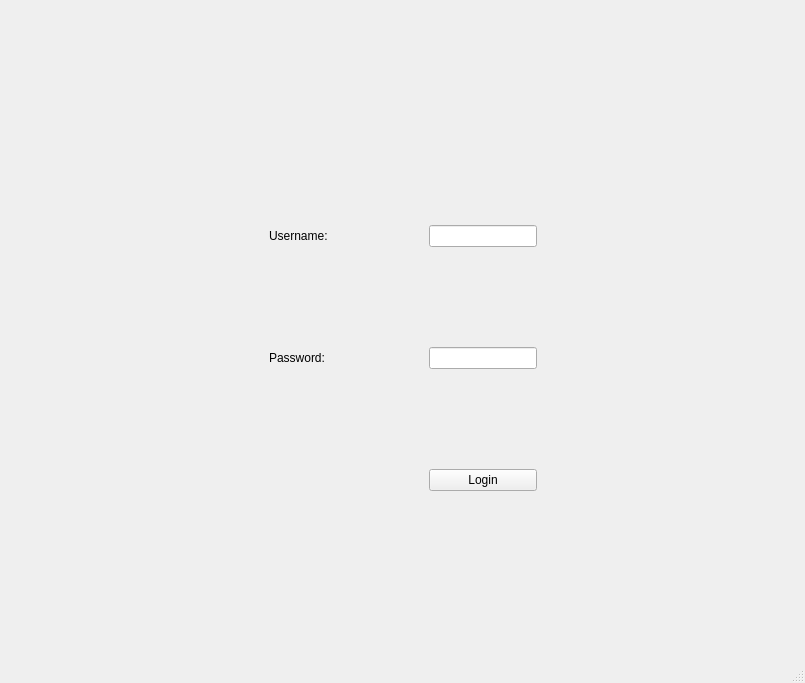
This is PWManager/PWManager.ui in laramirezmancill0207/Game-Password-Manager as Qt 5 draws it before an edit. The edited form follows.
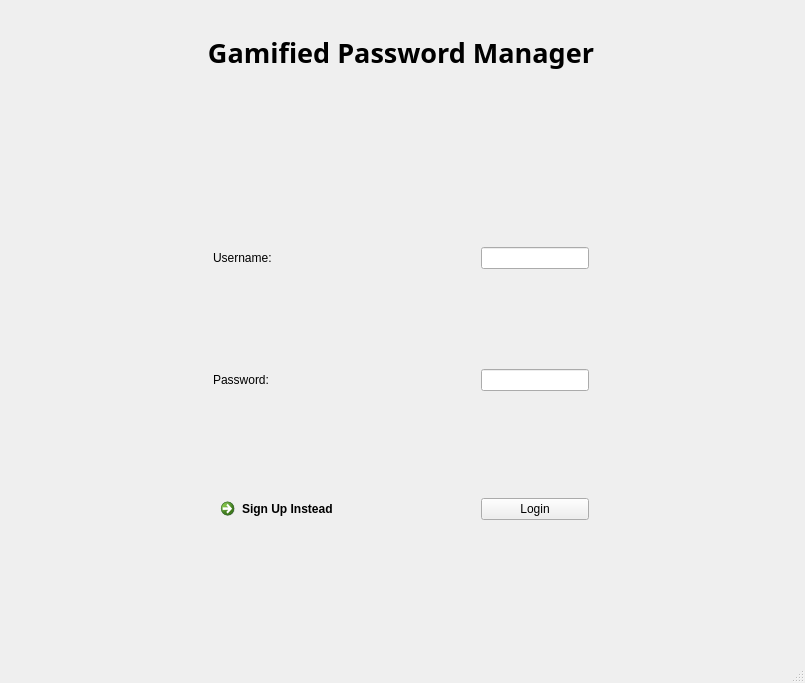
This is the edited form.

Commit message:
added sign up sql and qt design
used qt stacked widget to add sign in page. also added mysql code for sign up

What changed in the file:
```diff
--- a/PWManager/PWManager.ui
+++ b/PWManager/PWManager.ui
@@ -15,7 +15,23 @@
   </property>
   <widget class="QWidget" name="centralWidget">
    <layout class="QGridLayout" name="gridLayout">
-    <item row="0" column="2">
+    <property name="leftMargin">
+     <number>9</number>
+    </property>
+    <item row="2" column="1">
+     <spacer name="verticalSpacer_3">
+      <property name="orientation">
+       <enum>Qt::Vertical</enum>
+      </property>
+      <property name="sizeHint" stdset="0">
+       <size>
+        <width>20</width>
+        <height>40</height>
+       </size>
+      </property>
+     </spacer>
+    </item>
+    <item row="4" column="2">
      <spacer name="horizontalSpacer_2">
       <property name="orientation">
        <enum>Qt::Horizontal</enum>
@@ -28,96 +44,73 @@
       </property>
      </spacer>
     </item>
+    <item row="5" column="1">
+     <spacer name="verticalSpacer_2">
+      <property name="orientation">
+       <enum>Qt::Vertical</enum>
+      </property>
+      <property name="sizeHint" stdset="0">
+       <size>
+        <width>20</width>
+        <height>40</height>
+       </size>
+      </property>
+     </spacer>
+    </item>
     <item row="0" column="1">
-     <layout class="QFormLayout" name="formLayout">
-      <property name="horizontalSpacing">
-       <number>100</number>
+     <spacer name="verticalSpacer">
+      <property name="orientation">
+       <enum>Qt::Vertical</enum>
       </property>
-      <property name="verticalSpacing">
-       <number>100</number>
+      <property name="sizeHint" stdset="0">
+       <size>
+        <width>20</width>
+        <height>40</height>
+       </size>
       </property>
-      <property name="leftMargin">
-       <number>175</number>
+     </spacer>
+    </item>
+    <item row="3" column="1" alignment="Qt::AlignHCenter">
+     <widget class="QLabel" name="loginMessage">
+      <property name="sizePolicy">
+       <sizepolicy hsizetype="Fixed" vsizetype="Preferred">
+        <horstretch>0</horstretch>
+        <verstretch>0</verstretch>
+       </sizepolicy>
       </property>
-      <property name="topMargin">
-       <number>100</number>
+      <property name="minimumSize">
+       <size>
+        <width>200</width>
+        <height>40</height>
+       </size>
       </property>
-      <property name="rightMargin">
-       <number>175</number>
+      <property name="maximumSize">
+       <size>
+        <width>100</width>
+        <height>40</height>
+       </size>
       </property>
-      <property name="bottomMargin">
-       <number>100</number>
+      <property name="baseSize">
+       <size>
+        <width>0</width>
+        <height>0</height>
+       </size>
       </property>
-      <item row="1" column="0">
-       <widget class="QLabel" name="usernameLabel">
-        <property name="text">
-         <string>Username:</string>
-        </property>
-       </widget>
-      </item>
-      <item row="1" column="1">
-       <widget class="QLineEdit" name="username"/>
-      </item>
-      <item row="2" column="0">
-       <widget class="QLabel" name="passwordLabel">
-        <property name="text">
-         <string>Password: </string>
-        </property>
-       </widget>
-      </item>
-      <item row="2" column="1">
-       <widget class="QLineEdit" name="password"/>
-      </item>
-      <item row="3" column="1">
-       <widget class="QPushButton" name="login">
-        <property name="text">
-         <string>Login</string>
-        </property>
-        <property name="iconSize">
-         <size>
-          <width>16</width>
-          <height>16</height>
-         </size>
-        </property>
-       </widget>
-      </item>
-      <item row="0" column="1">
-       <widget class="QLabel" name="loginMessage">
-        <property name="sizePolicy">
-         <sizepolicy hsizetype="Fixed" vsizetype="Preferred">
-          <horstretch>0</horstretch>
-          <verstretch>0</verstretch>
-         </sizepolicy>
-        </property>
-        <property name="maximumSize">
-         <size>
-          <width>16777215</width>
-          <height>40</height>
-         </size>
-        </property>
-        <property name="baseSize">
-         <size>
-          <width>0</width>
-          <height>0</height>
-         </size>
-        </property>
-        <property name="frameShape">
-         <enum>QFrame::NoFrame</enum>
-        </property>
-        <property name="text">
-         <string/>
-        </property>
-        <property name="alignment">
-         <set>Qt::AlignCenter</set>
-        </property>
-        <property name="wordWrap">
-         <bool>true</bool>
-        </property>
-       </widget>
-      </item>
-     </layout>
+      <property name="frameShape">
+       <enum>QFrame::NoFrame</enum>
+      </property>
+      <property name="text">
+       <string/>
+      </property>
+      <property name="alignment">
+       <set>Qt::AlignCenter</set>
+      </property>
+      <property name="wordWrap">
+       <bool>true</bool>
+      </property>
+     </widget>
     </item>
-    <item row="0" column="0">
+    <item row="4" column="0">
      <spacer name="horizontalSpacer">
       <property name="orientation">
        <enum>Qt::Horizontal</enum>
@@ -130,6 +123,191 @@
       </property>
      </spacer>
     </item>
+    <item row="1" column="1">
+     <widget class="QLabel" name="title">
+      <property name="font">
+       <font>
+        <family>Trebuchet MS</family>
+        <pointsize>20</pointsize>
+        <bold>true</bold>
+       </font>
+      </property>
+      <property name="text">
+       <string>Gamified Password Manager</string>
+      </property>
+      <property name="alignment">
+       <set>Qt::AlignCenter</set>
+      </property>
+     </widget>
+    </item>
+    <item row="4" column="1">
+     <widget class="QStackedWidget" name="stackedWidget">
+      <property name="currentIndex">
+       <number>1</number>
+      </property>
+      <widget class="QWidget" name="Page1">
+       <layout class="QGridLayout" name="gridLayout_3">
+        <item row="2" column="1">
+         <widget class="QPushButton" name="signup">
+          <property name="text">
+           <string>Sign Up</string>
+          </property>
+         </widget>
+        </item>
+        <item row="1" column="1">
+         <widget class="QLineEdit" name="spassword">
+          <property name="sizePolicy">
+           <sizepolicy hsizetype="Fixed" vsizetype="Fixed">
+            <horstretch>0</horstretch>
+            <verstretch>0</verstretch>
+           </sizepolicy>
+          </property>
+         </widget>
+        </item>
+        <item row="0" column="1">
+         <widget class="QLineEdit" name="susername">
+          <property name="sizePolicy">
+           <sizepolicy hsizetype="Fixed" vsizetype="Fixed">
+            <horstretch>0</horstretch>
+            <verstretch>0</verstretch>
+           </sizepolicy>
+          </property>
+         </widget>
+        </item>
+        <item row="0" column="0">
+         <widget class="QLabel" name="label">
+          <property name="sizePolicy">
+           <sizepolicy hsizetype="Fixed" vsizetype="Preferred">
+            <horstretch>0</horstretch>
+            <verstretch>0</verstretch>
+           </sizepolicy>
+          </property>
+          <property name="text">
+           <string>Username:</string>
+          </property>
+         </widget>
+        </item>
+        <item row="1" column="0">
+         <widget class="QLabel" name="label_2">
+          <property name="sizePolicy">
+           <sizepolicy hsizetype="Fixed" vsizetype="Preferred">
+            <horstretch>0</horstretch>
+            <verstretch>0</verstretch>
+           </sizepolicy>
+          </property>
+          <property name="text">
+           <string>Password:</string>
+          </property>
+         </widget>
+        </item>
+        <item row="2" column="0">
+         <widget class="QCommandLinkButton" name="switchl">
+          <property name="text">
+           <string>Log in Instead</string>
+          </property>
+         </widget>
+        </item>
+       </layout>
+      </widget>
+      <widget class="QWidget" name="Page0">
+       <layout class="QGridLayout" name="gridLayout_2">
+        <property name="sizeConstraint">
+         <enum>QLayout::SetNoConstraint</enum>
+        </property>
+        <property name="leftMargin">
+         <number>175</number>
+        </property>
+        <property name="topMargin">
+         <number>100</number>
+        </property>
+        <property name="rightMargin">
+         <number>175</number>
+        </property>
+        <property name="bottomMargin">
+         <number>100</number>
+        </property>
+        <property name="spacing">
+         <number>100</number>
+        </property>
+        <item row="1" column="2">
+         <widget class="QLineEdit" name="username">
+          <property name="sizePolicy">
+           <sizepolicy hsizetype="Fixed" vsizetype="Fixed">
+            <horstretch>0</horstretch>
+            <verstretch>0</verstretch>
+           </sizepolicy>
+          </property>
+         </widget>
+        </item>
+        <item row="2" column="2">
+         <widget class="QLineEdit" name="password">
+          <property name="sizePolicy">
+           <sizepolicy hsizetype="Fixed" vsizetype="Fixed">
+            <horstretch>0</horstretch>
+            <verstretch>0</verstretch>
+           </sizepolicy>
+          </property>
+         </widget>
+        </item>
+        <item row="3" column="2">
+         <widget class="QPushButton" name="login">
+          <property name="sizePolicy">
+           <sizepolicy hsizetype="Minimum" vsizetype="Fixed">
+            <horstretch>0</horstretch>
+            <verstretch>0</verstretch>
+           </sizepolicy>
+          </property>
+          <property name="text">
+           <string>Login</string>
+          </property>
+          <property name="iconSize">
+           <size>
+            <width>16</width>
+            <height>16</height>
+           </size>
+          </property>
+         </widget>
+        </item>
+        <item row="3" column="1">
+         <widget class="QCommandLinkButton" name="switchs">
+          <property name="mouseTracking">
+           <bool>false</bool>
+          </property>
+          <property name="text">
+           <string>Sign Up Instead</string>
+          </property>
+         </widget>
+        </item>
+        <item row="2" column="1">
+         <widget class="QLabel" name="passwordLabel">
+          <property name="sizePolicy">
+           <sizepolicy hsizetype="Fixed" vsizetype="Preferred">
+            <horstretch>0</horstretch>
+            <verstretch>0</verstretch>
+           </sizepolicy>
+          </property>
+          <property name="text">
+           <string>Password: </string>
+          </property>
+         </widget>
+        </item>
+        <item row="1" column="1">
+         <widget class="QLabel" name="usernameLabel">
+          <property name="sizePolicy">
+           <sizepolicy hsizetype="Fixed" vsizetype="Preferred">
+            <horstretch>0</horstretch>
+            <verstretch>0</verstretch>
+           </sizepolicy>
+          </property>
+          <property name="text">
+           <string>Username:</string>
+          </property>
+         </widget>
+        </item>
+       </layout>
+      </widget>
+     </widget>
+    </item>
    </layout>
   </widget>
   <widget class="QStatusBar" name="statusBar"/>
```
The commit also changes 29 other files.
